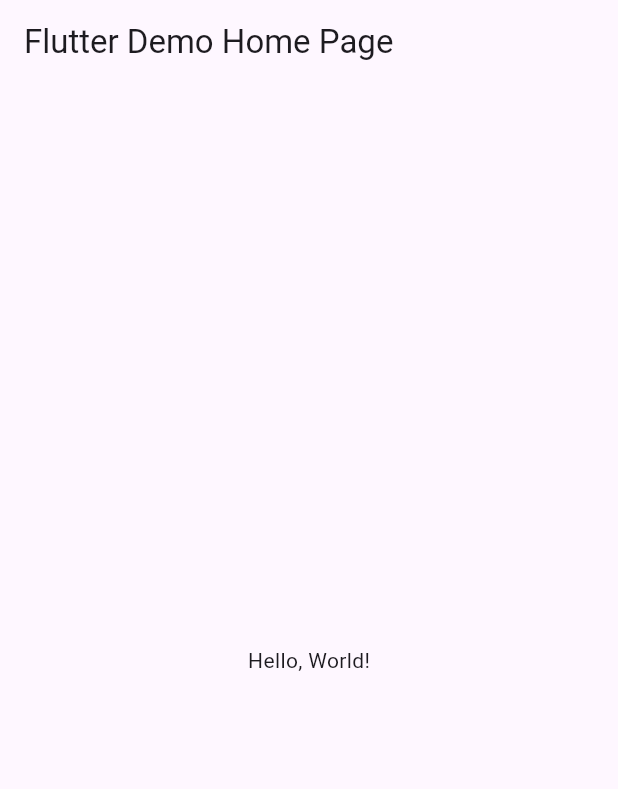
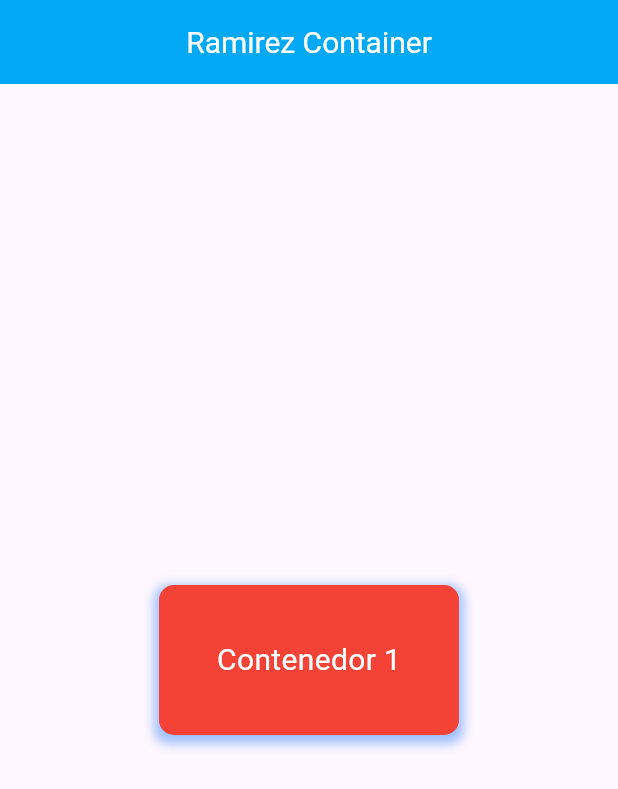
Before and after one commit to ReyesRamirez/p10ElContainer, a Flutter app: the screen it shows after launch, on a phone screen of 412 x 824 dp. Shown: the top 789 px of the screen. Run offline on Flutter 3.47's test engine with Material 3 defaults, Android fonts, the phone set to English and light mode, and no system bars.

Commit message:
ramirez 2

```diff
--- a/lib/main.dart
+++ b/lib/main.dart
@@ -1,43 +1,54 @@
 import 'package:flutter/material.dart';
 
-void main() => runApp(MyApp());
+void main() => runApp(const MiContenedorApp());
 
-class MyApp extends StatelessWidget {
-  const MyApp({super.key});
-  // This widget is the root of your application.
+class MiContenedorApp extends StatelessWidget {
+  const MiContenedorApp({Key? key}) : super(key: key);
+
   @override
   Widget build(BuildContext context) {
     return MaterialApp(
-      // Application name
-      title: 'Flutter Hello World',
-      // Application theme data, you can set the colors for the application as
-      // you want
-      theme: ThemeData(
-        // useMaterial3: false,
-        primarySwatch: Colors.blue,
-      ),
-      // A widget which will be started on application startup
-      home: MyHomePage(title: 'Flutter Demo Home Page'),
-    );
-  }
-}
-
-class MyHomePage extends StatelessWidget {
-  final String title;
-  const MyHomePage({super.key, required this.title});
-
-  @override
-  Widget build(BuildContext context) {
-    return Scaffold(
-      appBar: AppBar(
-        // The title text which will be shown on the action bar
-        title: Text(title),
-      ),
-      body: Center(
-        child: Text(
-          'Hello, World!',
+      debugShowCheckedModeBanner: false,
+      home: Scaffold(
+        appBar: AppBar(
+          title: const Text("Ramirez Container"),
+          centerTitle: true,
+          titleTextStyle: const TextStyle(color: Colors.white, fontSize: 20),
+          backgroundColor: Colors.lightBlue,
+        ),
+        body: Center(
+          child: Column(
+            mainAxisAlignment: MainAxisAlignment.center,
+            children: [
+              // Primer contenedor
+              Container(
+                width: 200,
+                height: 100,
+                decoration: BoxDecoration(
+                  color: Colors.red, // Color de fondo
+                  borderRadius:
+                      BorderRadius.circular(10), // Esquinas redondeadas
+                  boxShadow: [
+                    BoxShadow(
+                      color: Colors.blueAccent
+                          .withOpacity(0.5), // Color de la sombra
+                      spreadRadius: 3, // Extensión de la sombra
+                      blurRadius: 5, // Difuminado de la sombra
+                      offset: const Offset(0, 3), // Desplazamiento de la sombra
+                    ),
+                  ],
+                ),
+                child: const Center(
+                  child: Text(
+                    'Contenedor 1',
+                    style: TextStyle(color: Colors.white, fontSize: 20),
+                  ),
+                ),
+              ),
+            ],
+          ),
         ),
       ),
     );
-  }
-}
+  } // fin widgets
+} // fin clase MiContenedorApp
```
Also changed, not shown: containerfinal.PNG (added).
